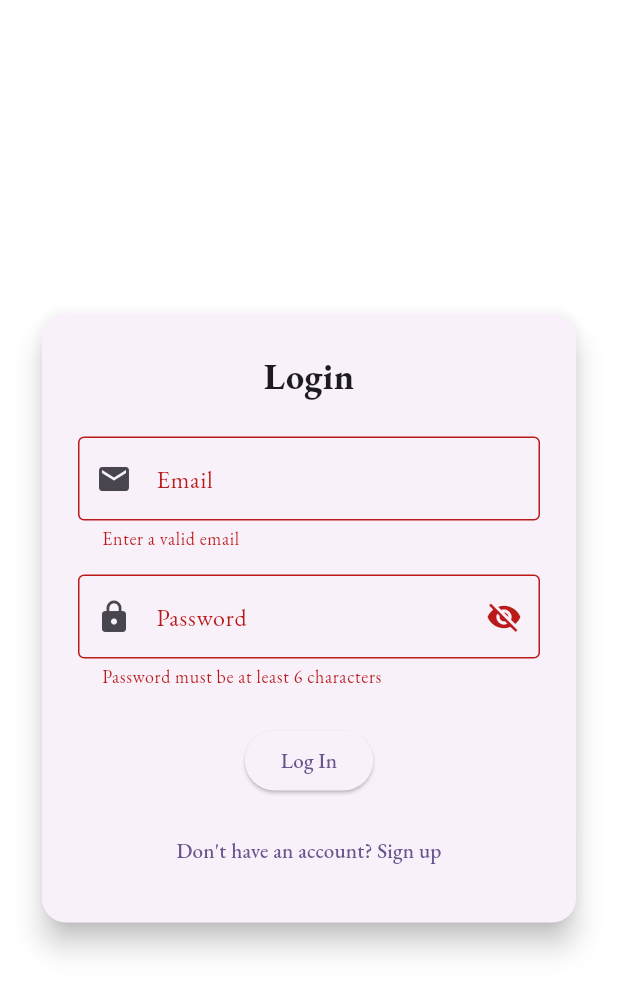
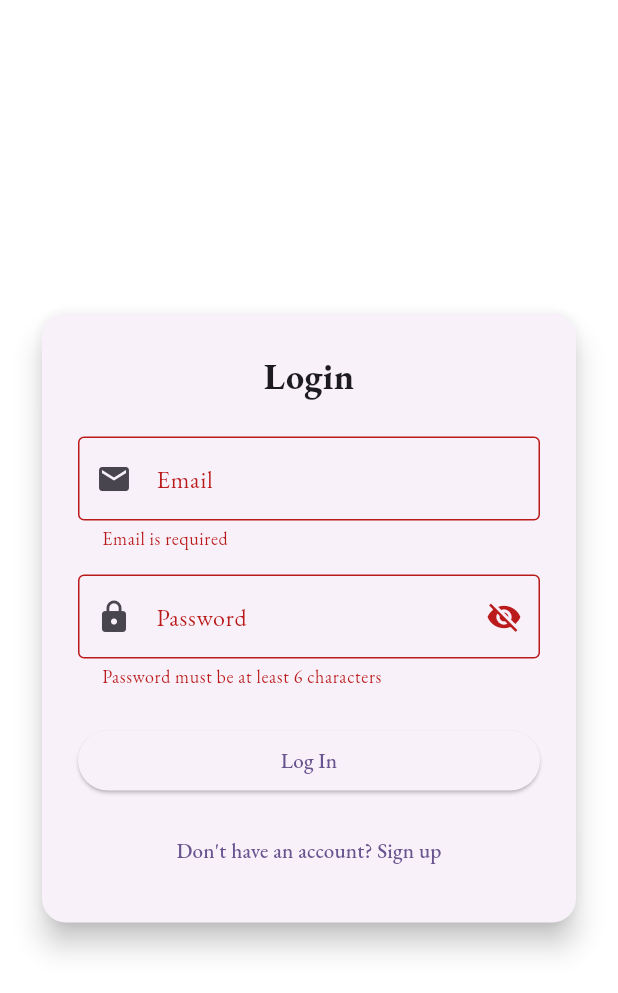
Before and after one commit to fadhuweb/note_app, a Flutter app: the screen it shows after launch, after a tap on "Log In", on a phone screen of 412 x 824 dp. Shown: the top 993 px of the screen. Run offline on Flutter 3.47's test engine with Material 3 defaults, Android fonts, the phone set to English and light mode, and no system bars; our stand-ins replace cloud_firestore, firebase_auth, firebase_core, flutter_bloc, google_fonts; accounts and stored records are empty.

Commit message:
modified the login and sign up pages

```diff
--- a/lib/presentation/screens/auth/login_screen.dart
+++ b/lib/presentation/screens/auth/login_screen.dart
@@ -15,7 +15,7 @@ class _LoginScreenState extends State<LoginScreen> {
   final _formKey = GlobalKey<FormState>();
   final _emailController = TextEditingController();
   final _passwordController = TextEditingController();
-  bool _obscurePassword = true; // 👁️ Toggle state
+  bool _obscurePassword = true;
 
   void _login(BuildContext context) {
     if (_formKey.currentState!.validate()) {
@@ -35,11 +35,17 @@ class _LoginScreenState extends State<LoginScreen> {
         listener: (context, state) {
           if (state is AuthFailure) {
             ScaffoldMessenger.of(context).showSnackBar(
-              SnackBar(content: Text(state.message), backgroundColor: Colors.red),
+              SnackBar(
+                content: Text(state.message),
+                backgroundColor: Colors.red,
+              ),
             );
           } else if (state is AuthSuccess) {
             ScaffoldMessenger.of(context).showSnackBar(
-              const SnackBar(content: Text("Login Successful"), backgroundColor: Colors.green),
+              const SnackBar(
+                content: Text("Login Successful"),
+                backgroundColor: Colors.green,
+              ),
             );
             Navigator.pushReplacementNamed(context, '/notes');
           }
@@ -65,13 +71,18 @@ class _LoginScreenState extends State<LoginScreen> {
                         const SizedBox(height: 24),
                         TextFormField(
                           controller: _emailController,
+                          keyboardType: TextInputType.emailAddress,
                           decoration: const InputDecoration(
                             labelText: "Email",
                             prefixIcon: Icon(Icons.email),
                             border: OutlineInputBorder(),
                           ),
                           validator: (value) {
-                            if (value == null || !value.contains('@')) {
+                            if (value == null || value.isEmpty) {
+                              return "Email is required";
+                            }
+                            final emailRegex = RegExp(r'^[\w-\.]+@([\w-]+\.)+[\w-]{2,4}$');
+                            if (!emailRegex.hasMatch(value)) {
                               return "Enter a valid email";
                             }
                             return null;
@@ -106,9 +117,12 @@ class _LoginScreenState extends State<LoginScreen> {
                         const SizedBox(height: 24),
                         state is AuthLoading
                             ? const CircularProgressIndicator()
-                            : ElevatedButton(
-                                onPressed: () => _login(context),
-                                child: const Text("Log In"),
+                            : SizedBox(
+                                width: double.infinity,
+                                child: ElevatedButton(
+                                  onPressed: () => _login(context),
+                                  child: const Text("Log In"),
+                                ),
                               ),
                         const SizedBox(height: 12),
                         TextButton(
--- a/pubspec.yaml
+++ b/pubspec.yaml
@@ -45,6 +45,7 @@ dependencies:
   uuid: ^4.5.1
   intl: ^0.20.2
   google_fonts: ^6.2.1
+  lottie: ^3.3.1
 
 dev_dependencies:
   flutter_test:
```
Also changed, not shown: lib/presentation/screens/auth/signup_screen.dart (+66 -5 lines), lib/presentation/screens/notes/notes_screen.dart (+36 -4 lines), 1 other file.
